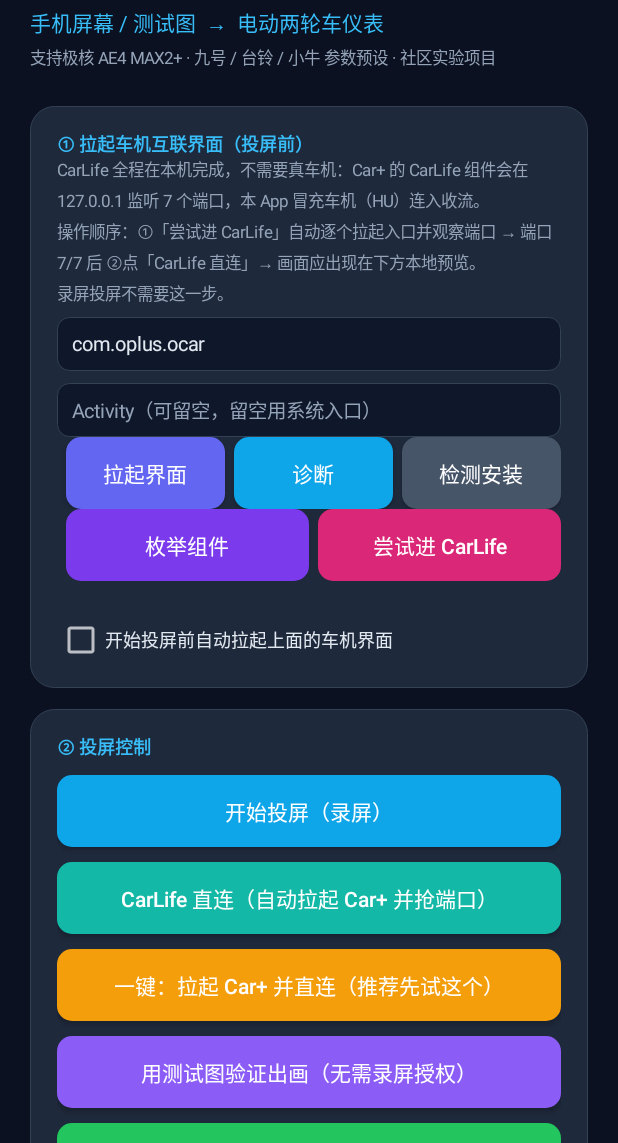
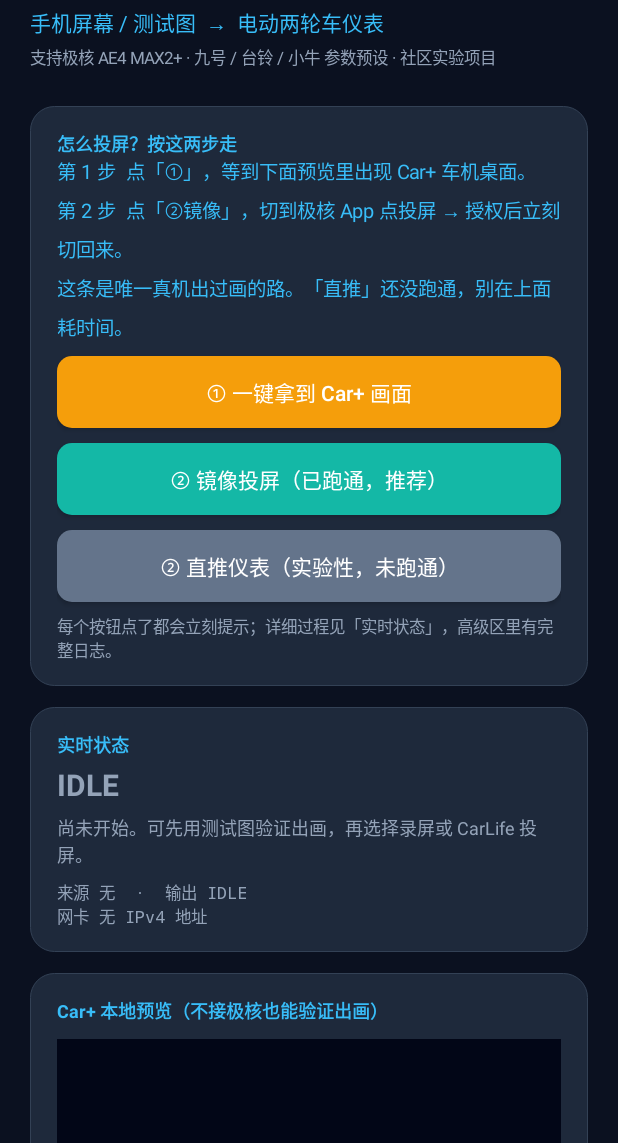
Before and after one commit to Andrew8102/Carwithin-for-android, an Android app: the screen it shows after launch (MainActivity), on a phone screen of 412 x 824 dp, the part 93-1236 px from its top. Run offline under Robolectric (Android 15) with nearby library versions, the phone set to English and light mode, and no system bars; pictures from the network do not load.

Commit message:
feat(ui): 首页改成两步向导，18 个调试按钮折叠；所有按钮点击后即时反馈

```diff
--- a/app/src/main/java/com/github/carwithinforandroid/MainActivity.java
+++ b/app/src/main/java/com/github/carwithinforandroid/MainActivity.java
@@ -79,6 +79,11 @@ public class MainActivity extends Activity {
     private final Handler handler = new Handler(Looper.getMainLooper());
     private final List<VehicleProfile> profiles = VehicleProfile.presets();
 
+    /** 置顶向导：告诉用户「现在该点哪个」，避免 21 个按钮把人淹没。 */
+    private TextView guideText;
+    /** 高级调试区，默认折叠。 */
+    private LinearLayout advancedContainer;
+
     private TextView stateValue;
     private TextView stateHint;
     private TextView detailValue;
@@ -147,14 +152,33 @@ public class MainActivity extends Activity {
         scroll.addView(root, new ScrollView.LayoutParams(
                 ViewGroup.LayoutParams.MATCH_PARENT, ViewGroup.LayoutParams.WRAP_CONTENT));
 
+        // 先建折叠容器再建向导卡：向导里「直推」按钮会展开它。
+        advancedContainer = new LinearLayout(this);
+        advancedContainer.setOrientation(LinearLayout.VERTICAL);
+        advancedContainer.setVisibility(View.GONE);
+
+        // 首页只放「怎么投屏」+「实时状态」+「本地预览」——用户进来就知道点哪个。
+        // 端口、扫码、热点、日志等 18 个调试按钮收进下面的高级区，默认不显示。
         addHeader(root);
-        addLaunchCard(root);
-        addControlCard(root);
+        addGuideCard(root);
         addStatusCard(root);
         addPreviewCard(root);
-        addStatsCard(root);
-        addVehicleCard(root);
-        addLogCard(root);
+
+        addLaunchCard(advancedContainer);
+        addControlCard(advancedContainer);
+        addStatsCard(advancedContainer);
+        addVehicleCard(advancedContainer);
+        addLogCard(advancedContainer);
+        root.addView(advancedContainer);
+
+        final Button advancedBtn = button("展开高级调试（端口 / 扫码 / 热点 / 日志）", "#475569");
+        advancedBtn.setOnClickListener(safe("展开高级调试", () -> {
+            boolean show = advancedContainer.getVisibility() != View.VISIBLE;
+            advancedContainer.setVisibility(show ? View.VISIBLE : View.GONE);
+            advancedBtn.setText(show ? "收起高级调试" : "展开高级调试（端口 / 扫码 / 热点 / 日志）");
+        }));
+        root.addView(advancedBtn);
+
         addFooter(root);
         contentScroll = scroll;
         setContentView(scroll);
@@ -200,6 +224,60 @@ public class MainActivity extends Activity {
         desc.setTextColor(Color.parseColor(MUTED));
         desc.setPadding(0, dp(5), 0, dp(10));
         root.addView(desc);
+    }
+
+    /* ---------------- 置顶向导：只回答「现在该点哪个」 ---------------- */
+
+    private void addGuideCard(LinearLayout root) {
+        LinearLayout card = card("怎么投屏？按这两步走");
+
+        guideText = new TextView(this);
+        guideText.setTextSize(13f);
+        guideText.setTextColor(Color.parseColor(ACCENT));
+        guideText.setLineSpacing(0, 1.4f);
+        guideText.setText("第 1 步  点「①」，等到下面预览里出现 Car+ 车机桌面。\n"
+                + "第 2 步  点「②镜像」，切到极核 App 点投屏 → 授权后立刻切回来。\n"
+                + "这条是唯一真机出过画的路。「直推」还没跑通，别在上面耗时间。");
+        card.addView(guideText);
+
+        Button step1 = button("① 一键拿到 Car+ 画面", "#F59E0B");
+        step1.setOnClickListener(safe("拿本地画面", () -> {
+            guideText.setText("正在进行：后台连接 Car+ 的 7 个端口…\n"
+                    + "看下面「实时状态」和「本地预览」。出现车机桌面再走第 2 步。");
+            startCarlifeWithLaunch();
+        }, false));
+        card.addView(step1);
+
+        Button step2 = button("② 镜像投屏（已跑通，推荐）", "#14B8A6");
+        step2.setOnClickListener(safe("镜像投屏", () -> {
+            if (!session.isActive()) {
+                guideText.setText("还没有本地画面。先点「①」，等预览出现车机桌面再回来。");
+                Toast.makeText(this, "先点①拿到画面，再点②", Toast.LENGTH_LONG).show();
+                return;
+            }
+            enterFullscreen();
+            guideText.setText("已全屏。现在切到极核 App → 点「投屏」→ 选镜像 → 授权后立刻切回本页。\n"
+                    + "返回键退出全屏。慢一秒就会录到极核 App 自己。");
+        }, false));
+        card.addView(step2);
+
+        Button step3 = button("② 直推仪表（实验性，未跑通）", "#64748B");
+        step3.setOnClickListener(safe("直推说明", () -> {
+            advancedContainer.setVisibility(View.VISIBLE);
+            guideText.setText("直推目前没跑通：需要抓包取证。\n"
+                    + "已展开高级区，依次用「扫仪表二维码」→「加入仪表热点」→「重连仪表」，\n"
+                    + "把「运行日志」发我，才能定位断在哪一步。");
+        }, false));
+        card.addView(step3);
+
+        TextView tip = new TextView(this);
+        tip.setText("每个按钮点了都会立刻提示；详细过程见「实时状态」，高级区里有完整日志。");
+        tip.setTextSize(11f);
+        tip.setTextColor(Color.parseColor(MUTED));
+        tip.setPadding(0, dp(8), 0, 0);
+        card.addView(tip);
+
+        root.addView(card);
     }
 
     /* ---------------- 车机界面启动卡 ---------------- */
@@ -487,9 +565,29 @@ public class MainActivity extends Activity {
 
     /** 包装点击事件：任何异常都记录并在界面提示，避免直接闪退。 */
     private View.OnClickListener safe(String label, Runnable action) {
+        return safe(label, action, true);
+    }
+
+    /**
+     * 按钮统一反馈。之前只有出错才 Toast，正常路径只往页面最底部的日志写一行，
+     * 用户点完完全看不到反应，以为按钮坏了。现在每次点击都会：
+     * ① 按钮文字短暂变成「✓ …」；② Toast 一句「已执行 …」。
+     *
+     * @param autoFeedback 传 false 表示 action 自己已经给了更确切的提示，避免两条 Toast 打架。
+     */
+    private View.OnClickListener safe(String label, Runnable action, boolean autoFeedback) {
         return v -> {
             try {
                 action.run();
+                if (v instanceof Button) {
+                    Button b = (Button) v;
+                    CharSequence original = b.getText();
+                    b.setText("✓ " + label);
+                    b.postDelayed(() -> b.setText(original), 1200);
+                }
+                if (autoFeedback) {
+                    Toast.makeText(this, "已执行：" + label, Toast.LENGTH_SHORT).show();
+                }
             } catch (Throwable e) {
                 report(label, e);
             }
--- a/gradle.properties
+++ b/gradle.properties
@@ -6,4 +6,4 @@ android.nonTransitiveRClass=true
 # 当前开发版本（预览版基线）。正式版版本号由 git tag 决定，与此无关。
 # 预览版会自动判断：若这里的版本不大于最近一个 tag，就自动把 patch +1，
 # 例如已发布 v0.3.0 后，预览版自动变成 0.3.1-dev.<构建号>。
-carwithin.version=0.5.6
+carwithin.version=0.5.7
```
